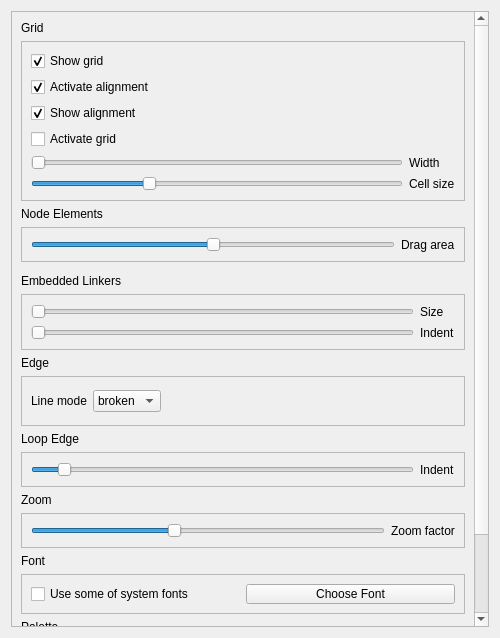
First picture: the form in qrgui/dialogs/preferencesPages/editorPage.ui, repository qreal/qreal, before the edit.
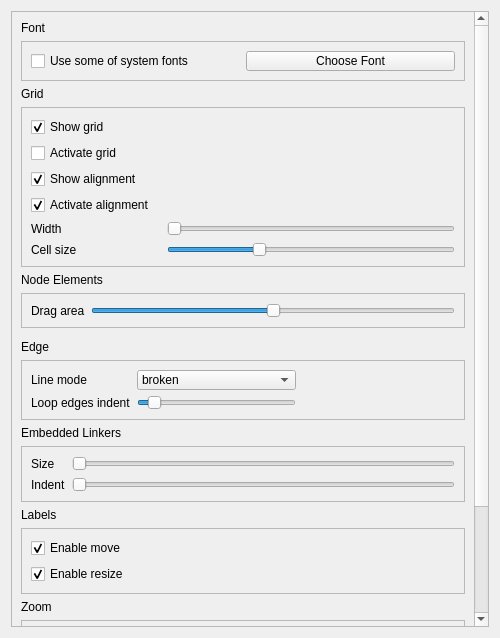
Second picture: the form after the edit.

Commit message: added preference option to disable move and resize of labels

```diff
--- a/qrgui/dialogs/preferencesPages/editorPage.ui
+++ b/qrgui/dialogs/preferencesPages/editorPage.ui
@@ -39,11 +39,71 @@
        <rect>
         <x>0</x>
         <y>0</y>
-        <width>463</width>
-        <height>743</height>
+        <width>468</width>
+        <height>726</height>
        </rect>
       </property>
       <layout class="QVBoxLayout" name="verticalLayout_2">
+       <item>
+        <widget class="QLabel" name="label_5">
+         <property name="text">
+          <string>Font</string>
+         </property>
+        </widget>
+       </item>
+       <item>
+        <widget class="QFrame" name="frame_3">
+         <property name="sizePolicy">
+          <sizepolicy hsizetype="Preferred" vsizetype="Preferred">
+           <horstretch>0</horstretch>
+           <verstretch>0</verstretch>
+          </sizepolicy>
+         </property>
+         <property name="minimumSize">
+          <size>
+           <width>0</width>
+           <height>40</height>
+          </size>
+         </property>
+         <property name="frameShape">
+          <enum>QFrame::StyledPanel</enum>
+         </property>
+         <property name="frameShadow">
+          <enum>QFrame::Raised</enum>
+         </property>
+         <layout class="QHBoxLayout" name="horizontalLayout">
+          <item>
+           <widget class="QCheckBox" name="fontCheckBox">
+            <property name="enabled">
+             <bool>true</bool>
+            </property>
+            <property name="sizePolicy">
+             <sizepolicy hsizetype="Preferred" vsizetype="Preferred">
+              <horstretch>0</horstretch>
+              <verstretch>0</verstretch>
+             </sizepolicy>
+            </property>
+            <property name="text">
+             <string>Use some of system fonts</string>
+            </property>
+           </widget>
+          </item>
+          <item>
+           <widget class="QPushButton" name="fontSelectionButton">
+            <property name="sizePolicy">
+             <sizepolicy hsizetype="Preferred" vsizetype="Preferred">
+              <horstretch>0</horstretch>
+              <verstretch>0</verstretch>
+             </sizepolicy>
+            </property>
+            <property name="text">
+             <string>Choose Font</string>
+            </property>
+           </widget>
+          </item>
+         </layout>
+        </widget>
+       </item>
        <item>
         <widget class="QLabel" name="label">
          <property name="text">
@@ -66,24 +126,14 @@
           <enum>QFrame::Raised</enum>
          </property>
          <layout class="QGridLayout" name="gridLayout">
-          <item row="2" column="0">
-           <widget class="QCheckBox" name="showAlignmentCheckBox">
-            <property name="minimumSize">
-             <size>
-              <width>130</width>
-              <height>0</height>
-             </size>
-            </property>
-            <property name="text">
-             <string>Show alignment</string>
-            </property>
-            <property name="checked">
-             <bool>true</bool>
-            </property>
-           </widget>
-          </item>
-          <item row="4" column="0" colspan="2">
+          <item row="7" column="1" colspan="2">
            <widget class="QSlider" name="gridWidthSlider">
+            <property name="sizePolicy">
+             <sizepolicy hsizetype="Expanding" vsizetype="Expanding">
+              <horstretch>0</horstretch>
+              <verstretch>0</verstretch>
+             </sizepolicy>
+            </property>
             <property name="minimum">
              <number>3</number>
             </property>
@@ -101,46 +151,10 @@
             </property>
            </widget>
           </item>
-          <item row="4" column="2">
-           <widget class="QLabel" name="label_13">
-            <property name="text">
-             <string>Width</string>
-            </property>
-           </widget>
-          </item>
-          <item row="5" column="0" colspan="2">
-           <widget class="QSlider" name="indexGridSlider">
-            <property name="minimum">
-             <number>5</number>
-            </property>
-            <property name="maximum">
-             <number>150</number>
-            </property>
-            <property name="singleStep">
-             <number>1</number>
-            </property>
-            <property name="pageStep">
-             <number>10</number>
-            </property>
-            <property name="value">
-             <number>50</number>
-            </property>
-            <property name="orientation">
-             <enum>Qt::Horizontal</enum>
-            </property>
-           </widget>
-          </item>
-          <item row="5" column="2">
-           <widget class="QLabel" name="label_20">
-            <property name="text">
-             <string>Cell size</string>
-            </property>
-           </widget>
-          </item>
-          <item row="1" column="0">
+          <item row="4" column="0">
            <widget class="QCheckBox" name="activateAlignmentCheckBox">
             <property name="sizePolicy">
-             <sizepolicy hsizetype="Expanding" vsizetype="Fixed">
+             <sizepolicy hsizetype="Minimum" vsizetype="Fixed">
               <horstretch>0</horstretch>
               <verstretch>0</verstretch>
              </sizepolicy>
@@ -153,10 +167,17 @@
             </property>
            </widget>
           </item>
-          <item row="3" column="0">
+          <item row="8" column="0">
+           <widget class="QLabel" name="label_20">
+            <property name="text">
+             <string>Cell size</string>
+            </property>
+           </widget>
+          </item>
+          <item row="2" column="0">
            <widget class="QCheckBox" name="activateGridCheckBox">
             <property name="sizePolicy">
-             <sizepolicy hsizetype="Expanding" vsizetype="Fixed">
+             <sizepolicy hsizetype="Minimum" vsizetype="Fixed">
               <horstretch>0</horstretch>
               <verstretch>0</verstretch>
              </sizepolicy>
@@ -169,7 +190,14 @@
             </property>
            </widget>
           </item>
-          <item row="0" column="0">
+          <item row="7" column="0">
+           <widget class="QLabel" name="label_13">
+            <property name="text">
+             <string>Width</string>
+            </property>
+           </widget>
+          </item>
+          <item row="1" column="0">
            <widget class="QCheckBox" name="showGridCheckBox">
             <property name="text">
              <string>Show grid</string>
@@ -179,6 +207,76 @@
             </property>
            </widget>
           </item>
+          <item row="3" column="0">
+           <widget class="QCheckBox" name="showAlignmentCheckBox">
+            <property name="minimumSize">
+             <size>
+              <width>130</width>
+              <height>0</height>
+             </size>
+            </property>
+            <property name="text">
+             <string>Show alignment</string>
+            </property>
+            <property name="checked">
+             <bool>true</bool>
+            </property>
+           </widget>
+          </item>
+          <item row="8" column="1" colspan="2">
+           <widget class="QSlider" name="indexGridSlider">
+            <property name="sizePolicy">
+             <sizepolicy hsizetype="Expanding" vsizetype="Expanding">
+              <horstretch>0</horstretch>
+              <verstretch>0</verstretch>
+             </sizepolicy>
+            </property>
+            <property name="minimum">
+             <number>5</number>
+            </property>
+            <property name="maximum">
+             <number>150</number>
+            </property>
+            <property name="singleStep">
+             <number>1</number>
+            </property>
+            <property name="pageStep">
+             <number>10</number>
+            </property>
+            <property name="value">
+             <number>50</number>
+            </property>
+            <property name="orientation">
+             <enum>Qt::Horizontal</enum>
+            </property>
+           </widget>
+          </item>
+          <item row="3" column="1">
+           <spacer name="horizontalSpacer_2">
+            <property name="orientation">
+             <enum>Qt::Horizontal</enum>
+            </property>
+            <property name="sizeHint" stdset="0">
+             <size>
+              <width>40</width>
+              <height>20</height>
+             </size>
+            </property>
+           </spacer>
+          </item>
+          <item row="4" column="1">
+           <spacer name="horizontalSpacer_3">
+            <property name="orientation">
+             <enum>Qt::Horizontal</enum>
+            </property>
+            <property name="sizeHint" stdset="0">
+             <size>
+              <width>40</width>
+              <height>20</height>
+             </size>
+            </property>
+           </spacer>
+          </item>
          </layout>
         </widget>
        </item>
@@ -199,13 +297,6 @@
          </property>
          <layout class="QGridLayout" name="gridLayout_3">
           <item row="0" column="1">
-           <widget class="QLabel" name="label_15">
-            <property name="text">
-             <string>Drag area</string>
-            </property>
-           </widget>
-          </item>
-          <item row="0" column="0">
            <widget class="QSlider" name="dragAreaSizeSlider">
             <property name="minimum">
              <number>4</number>
@@ -221,6 +312,13 @@
             </property>
            </widget>
           </item>
+          <item row="0" column="0">
+           <widget class="QLabel" name="label_15">
+            <property name="text">
+             <string>Drag area</string>
+            </property>
+           </widget>
+          </item>
          </layout>
         </widget>
        </item>
@@ -247,65 +345,6 @@
          </widget>
         </widget>
        </item>
-       <item>
-        <widget class="QLabel" name="label_2">
-         <property name="text">
-          <string>Embedded Linkers</string>
-         </property>
-        </widget>
-       </item>
-       <item>
-        <widget class="QFrame" name="frame_2">
-         <property name="frameShape">
-          <enum>QFrame::StyledPanel</enum>
-         </property>
-         <property name="frameShadow">
-          <enum>QFrame::Raised</enum>
-         </property>
-         <layout class="QGridLayout" name="gridLayout_2">
-          <item row="0" column="1">
-           <widget class="QLabel" name="label_3">
-            <property name="text">
-             <string>Size</string>
-            </property>
-           </widget>
-          </item>
-          <item row="0" column="0">
-           <widget class="QSlider" name="embeddedLinkerSizeSlider">
-            <property name="minimum">
-             <number>4</number>
-            </property>
-            <property name="maximum">
-             <number>20</number>
-            </property>
-            <property name="orientation">
-             <enum>Qt::Horizontal</enum>
-            </property>
-           </widget>
-          </item>
-          <item row="1" column="0">
-           <widget class="QSlider" name="embeddedLinkerIndentSlider">
-            <property name="minimum">
-             <number>5</number>
-            </property>
-            <property name="maximum">
-             <number>20</number>
-            </property>
-            <property name="orientation">
-             <enum>Qt::Horizontal</enum>
-            </property>
-           </widget>
-          </item>
-          <item row="1" column="1">
-           <widget class="QLabel" name="label_4">
-            <property name="text">
-             <string>Indent</string>
-            </property>
-           </widget>
-          </item>
-         </layout>
-        </widget>
-       </item>
        <item>
         <widget class="QLabel" name="label_9">
          <property name="text">
@@ -315,10 +354,16 @@
        </item>
        <item>
         <widget class="QFrame" name="frame_4">
+         <property name="sizePolicy">
+          <sizepolicy hsizetype="Preferred" vsizetype="Expanding">
+           <horstretch>0</horstretch>
+           <verstretch>30</verstretch>
+          </sizepolicy>
+         </property>
          <property name="minimumSize">
           <size>
            <width>50</width>
-           <height>50</height>
+           <height>60</height>
           </size>
          </property>
          <property name="frameShape">
@@ -327,16 +372,34 @@
          <property name="frameShadow">
           <enum>QFrame::Raised</enum>
          </property>
-         <layout class="QHBoxLayout" name="horizontalLayout_3">
-          <item>
-           <widget class="QLabel" name="label_10">
-            <property name="text">
-             <string>Line mode</string>
+         <layout class="QGridLayout" name="gridLayout_5">
+          <item row="0" column="2">
+           <spacer name="horizontalSpacer">
+            <property name="orientation">
+             <enum>Qt::Horizontal</enum>
             </property>
-           </widget>
+            <property name="sizeHint" stdset="0">
+             <size>
+              <width>40</width>
+              <height>20</height>
+             </size>
+            </property>
+           </spacer>
           </item>
-          <item>
+          <item row="0" column="1">
            <widget class="QComboBox" name="lineMode">
+            <property name="sizePolicy">
+             <sizepolicy hsizetype="Preferred" vsizetype="Expanding">
+              <horstretch>0</horstretch>
+              <verstretch>0</verstretch>
+             </sizepolicy>
+            </property>
+            <property name="minimumSize">
+             <size>
+              <width>0</width>
+              <height>20</height>
+             </size>
+            </property>
             <item>
              <property name="text">
               <string>broken</string>
@@ -354,40 +417,14 @@
             </item>
            </widget>
           </item>
-          <item>
-           <spacer name="horizontalSpacer">
-            <property name="orientation">
-             <enum>Qt::Horizontal</enum>
-            </property>
-            <property name="sizeHint" stdset="0">
-             <size>
-              <width>40</width>
-              <height>20</height>
-             </size>
-            </property>
-           </spacer>
-          </item>
-         </layout>
-        </widget>
-       </item>
-       <item>
-        <widget class="QLabel" name="label_12">
-         <property name="text">
-          <string>Loop Edge</string>
-         </property>
-        </widget>
-       </item>
-       <item>
-        <widget class="QFrame" name="frame_5">
-         <property name="frameShape">
-          <enum>QFrame::StyledPanel</enum>
-         </property>
-         <property name="frameShadow">
-          <enum>QFrame::Raised</enum>
-         </property>
-         <layout class="QHBoxLayout" name="horizontalLayout_4">
-          <item>
+          <item row="1" column="1">
            <widget class="QSlider" name="loopEdgeBoundsIndent">
+            <property name="sizePolicy">
+             <sizepolicy hsizetype="Expanding" vsizetype="Expanding">
+              <horstretch>0</horstretch>
+              <verstretch>0</verstretch>
+             </sizepolicy>
+            </property>
             <property name="minimum">
              <number>1</number>
             </property>
@@ -408,8 +445,80 @@
             </property>
            </widget>
           </item>
-          <item>
+          <item row="0" column="0">
+           <widget class="QLabel" name="label_10">
+            <property name="text">
+             <string>Line mode</string>
+            </property>
+           </widget>
+          </item>
+          <item row="1" column="0">
            <widget class="QLabel" name="label_11">
+            <property name="sizePolicy">
+             <sizepolicy hsizetype="Preferred" vsizetype="Preferred">
+              <horstretch>0</horstretch>
+              <verstretch>0</verstretch>
+             </sizepolicy>
+            </property>
+            <property name="text">
+             <string>Loop edges indent</string>
+            </property>
+           </widget>
+          </item>
+         </layout>
+        </widget>
+       </item>
+       <item>
+        <widget class="QLabel" name="label_2">
+         <property name="text">
+          <string>Embedded Linkers</string>
+         </property>
+        </widget>
+       </item>
+       <item>
+        <widget class="QFrame" name="frame_2">
+         <property name="frameShape">
+          <enum>QFrame::StyledPanel</enum>
+         </property>
+         <property name="frameShadow">
+          <enum>QFrame::Raised</enum>
+         </property>
+         <layout class="QGridLayout" name="gridLayout_2">
+          <item row="0" column="1">
+           <widget class="QSlider" name="embeddedLinkerSizeSlider">
+            <property name="minimum">
+             <number>4</number>
+            </property>
+            <property name="maximum">
+             <number>20</number>
+            </property>
+            <property name="orientation">
+             <enum>Qt::Horizontal</enum>
+            </property>
+           </widget>
+          </item>
+          <item row="1" column="1">
+           <widget class="QSlider" name="embeddedLinkerIndentSlider">
+            <property name="minimum">
+             <number>5</number>
+            </property>
+            <property name="maximum">
+             <number>20</number>
+            </property>
+            <property name="orientation">
+             <enum>Qt::Horizontal</enum>
+            </property>
+           </widget>
+          </item>
+          <item row="0" column="0">
+           <widget class="QLabel" name="label_3">
+            <property name="text">
+             <string>Size</string>
+            </property>
+           </widget>
+          </item>
+          <item row="1" column="0">
+           <widget class="QLabel" name="label_4">
             <property name="text">
              <string>Indent</string>
             </property>
@@ -418,6 +527,45 @@
          </layout>
         </widget>
        </item>
+       <item>
+        <widget class="QLabel" name="label_12">
+         <property name="text">
+          <string>Labels</string>
+         </property>
+        </widget>
+       </item>
+       <item>
+        <widget class="QFrame" name="frame_5">
+         <property name="frameShape">
+          <enum>QFrame::StyledPanel</enum>
+         </property>
+         <property name="frameShadow">
+          <enum>QFrame::Raised</enum>
+         </property>
+         <layout class="QVBoxLayout" name="verticalLayout_3">
+          <item>
+           <widget class="QCheckBox" name="enableMoveLabelsCheckBox">
+            <property name="text">
+             <string>Enable move</string>
+            </property>
+            <property name="checked">
+             <bool>true</bool>
+            </property>
+           </widget>
+          </item>
+          <item>
+           <widget class="QCheckBox" name="enableResizeLabelsCheckBox">
+            <property name="text">
+             <string>Enable resize</string>
+            </property>
+            <property name="checked">
+             <bool>true</bool>
+            </property>
+           </widget>
+          </item>
+         </layout>
+        </widget>
+       </item>
        <item>
         <widget class="QLabel" name="label_19">
          <property name="text">
@@ -460,63 +608,22 @@
             </property>
            </widget>
           </item>
-         </layout>
-        </widget>
-       </item>
-       <item>
-        <widget class="QLabel" name="label_5">
-         <property name="text">
-          <string>Font</string>
-         </property>
-        </widget>
-       </item>
-       <item>
-        <widget class="QFrame" name="frame_3">
-         <property name="sizePolicy">
-          <sizepolicy hsizetype="Preferred" vsizetype="Preferred">
-           <horstretch>0</horstretch>
-           <verstretch>0</verstretch>
-          </sizepolicy>
-         </property>
-         <property name="minimumSize">
-          <size>
-           <width>0</width>
-           <height>40</height>
-          </size>
-         </property>
-         <property name="frameShape">
-          <enum>QFrame::StyledPanel</enum>
-         </property>
-         <property name="frameShadow">
-          <enum>QFrame::Raised</enum>
-         </property>
-         <layout class="QHBoxLayout" name="horizontalLayout">
-          <item>
-           <widget class="QCheckBox" name="fontCheckBox">
-            <property name="enabled">
-             <bool>true</bool>
+          <item row="0" column="0">
+           <widget class="QSlider" name="zoomFactorSlider">
+            <property name="minimum">
+             <number>0</number>
             </property>
-            <property name="sizePolicy">
-             <sizepolicy hsizetype="Preferred" vsizetype="Preferred">
-              <horstretch>0</horstretch>
-              <verstretch>0</verstretch>
-             </sizepolicy>
+            <property name="maximum">
+             <number>10</number>
             </property>
-            <property name="text">
-             <string>Use some of system fonts</string>
+            <property name="pageStep">
+             <number>1</number>
             </property>
-           </widget>
-          </item>
-          <item>
-           <widget class="QPushButton" name="fontSelectionButton">
-            <property name="sizePolicy">
-             <sizepolicy hsizetype="Preferred" vsizetype="Preferred">
-              <horstretch>0</horstretch>
-              <verstretch>0</verstretch>
-             </sizepolicy>
+            <property name="value">
+             <number>4</number>
             </property>
-            <property name="text">
-             <string>Choose Font</string>
+            <property name="orientation">
+             <enum>Qt::Horizontal</enum>
             </property>
            </widget>
           </item>
```
Left out of the diff: 19 changed lines with no effect on the pictures. The commit also changes 4 other files.
